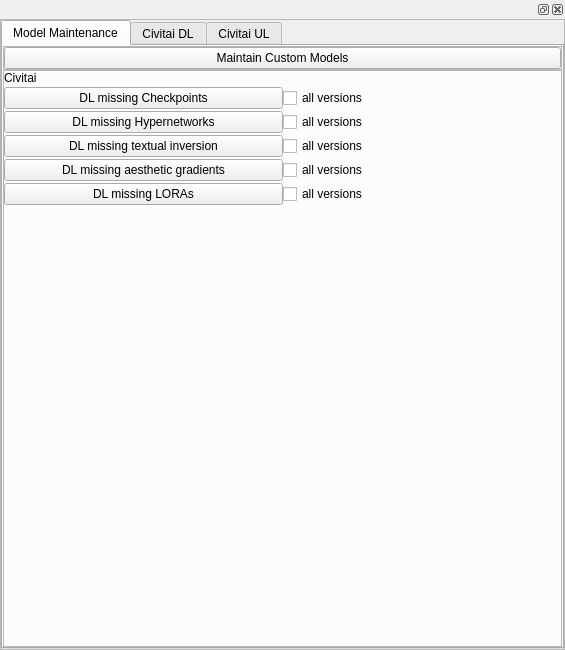
Above: frontend/ui/model_download.ui from XmYx/ainodes-pyside before the change. Below: the same form after it.
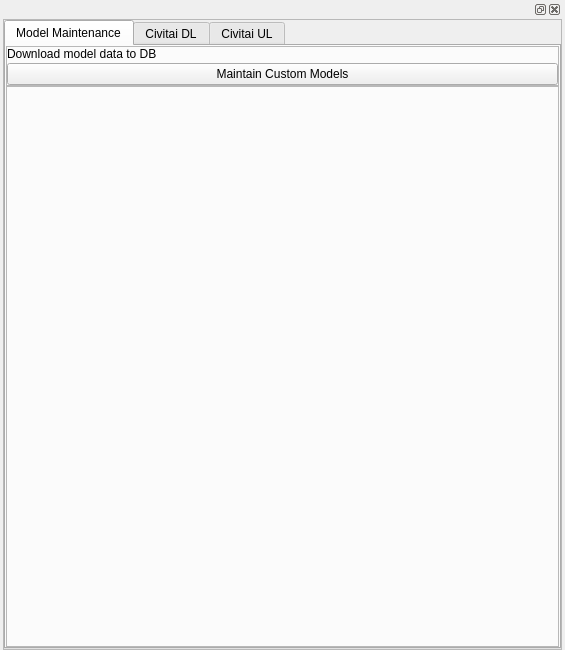
That is the form after the change. The open tabs and pages were chosen to show the change.

Commit message: less bugs, interrogate worked model version gets loaded from DB if exists there krea prompts worked, lexica prompts worked load settings from db works seed gets stored before set to a new vale to enable empty seed to be stored

```diff
--- a/frontend/ui/model_download.ui
+++ b/frontend/ui/model_download.ui
@@ -15,13 +15,13 @@
   </property>
   <layout class="QVBoxLayout" name="verticalLayout">
    <property name="leftMargin">
-    <number>0</number>
+    <number>3</number>
    </property>
    <property name="topMargin">
     <number>0</number>
    </property>
    <property name="rightMargin">
-    <number>0</number>
+    <number>3</number>
    </property>
    <property name="bottomMargin">
     <number>0</number>
@@ -52,7 +52,7 @@
            <rect>
             <x>0</x>
             <y>0</y>
-            <width>563</width>
+            <width>557</width>
             <height>624</height>
            </rect>
           </property>
@@ -124,7 +124,7 @@
                   <property name="verticalSpacing">
                    <number>2</number>
                   </property>
-                  <item row="0" column="0">
+                  <item row="1" column="0">
                    <widget class="QPushButton" name="maintain_custom_models">
                     <property name="toolTip">
                      <string>Will try to fetch missing informations for the existing custom models</string>
@@ -134,6 +134,13 @@
                     </property>
                    </widget>
                   </item>
+                  <item row="0" column="0">
+                   <widget class="QLabel" name="label_12">
+                    <property name="text">
+                     <string>Download model data to DB</string>
+                    </property>
+                   </widget>
+                  </item>
                  </layout>
                 </widget>
                </item>
@@ -164,7 +171,7 @@
                   <property name="verticalSpacing">
                    <number>2</number>
                   </property>
-                  <item row="6" column="0">
+                  <item row="0" column="0">
                    <spacer name="verticalSpacer_3">
                     <property name="orientation">
                      <enum>Qt::Vertical</enum>
@@ -177,95 +184,6 @@
                     </property>
                    </spacer>
                   </item>
-                  <item row="1" column="0">
-                   <widget class="QPushButton" name="civ_dl_checkpoints">
-                    <property name="toolTip">
-                     <string>Will download any missing checkpoint file from civitai</string>
-                    </property>
-                    <property name="text">
-                     <string>DL missing Checkpoints</string>
-                    </property>
-                   </widget>
-                  </item>
-                  <item row="0" column="0">
-                   <widget class="QLabel" name="label_8">
-                    <property name="text">
-                     <string>Civitai</string>
-                    </property>
-                   </widget>
-                  </item>
-                  <item row="3" column="2">
-                   <widget class="QCheckBox" name="ti_all_vers">
-                    <property name="text">
-                     <string>all versions</string>
-                    </property>
-                   </widget>
-                  </item>
-                  <item row="3" column="0">
-                   <widget class="QPushButton" name="civ_dl_ti">
-                    <property name="toolTip">
-                     <string>Will download any missing textual inversion file from civitai</string>
-                    </property>
-                    <property name="text">
-                     <string>DL missing textual inversion</string>
-                    </property>
-                   </widget>
-                  </item>
-                  <item row="4" column="0">
-                   <widget class="QPushButton" name="civ_dl_ag">
-                    <property name="toolTip">
-                     <string>Will download any missing aesthetic gradient file from civitai</string>
-                    </property>
-                    <property name="text">
-                     <string>DL missing aesthetic gradients</string>
-                    </property>
-                   </widget>
-                  </item>
-                  <item row="1" column="2">
-                   <widget class="QCheckBox" name="ckpt_all_vers">
-                    <property name="text">
-                     <string>all versions</string>
-                    </property>
-                   </widget>
-                  </item>
-                  <item row="2" column="0">
-                   <widget class="QPushButton" name="civ_dl_hypernets">
-                    <property name="toolTip">
-                     <string>Will download any missing hypernetwork file from civitai</string>
-                    </property>
-                    <property name="text">
-                     <string>DL missing Hypernetworks</string>
-                    </property>
-                   </widget>
-                  </item>
-                  <item row="4" column="2">
-                   <widget class="QCheckBox" name="ag_all_vers">
-                    <property name="text">
-                     <string>all versions</string>
-                    </property>
-                   </widget>
-                  </item>
-                  <item row="2" column="2">
-                   <widget class="QCheckBox" name="hn_all_vers">
-                    <property name="text">
-                     <string>all versions</string>
-                    </property>
-                   </widget>
-                  </item>
-                  <item row="5" column="0">
-                   <widget class="QPushButton" name="pushButton">
-                    <property name="text">
-                     <string>DL missing LORAs</string>
-                    </property>
-                   </widget>
-                  </item>
-                  <item row="5" column="2">
-                   <widget class="QCheckBox" name="lora_all_vers">
-                    <property name="text">
-                     <string>all versions</string>
-                    </property>
-                   </widget>
-                  </item>
                  </layout>
                 </widget>
                </item>
```
Left out of the diff: 55 changed lines with no effect on the pictures. The commit also changes 14 other files.
